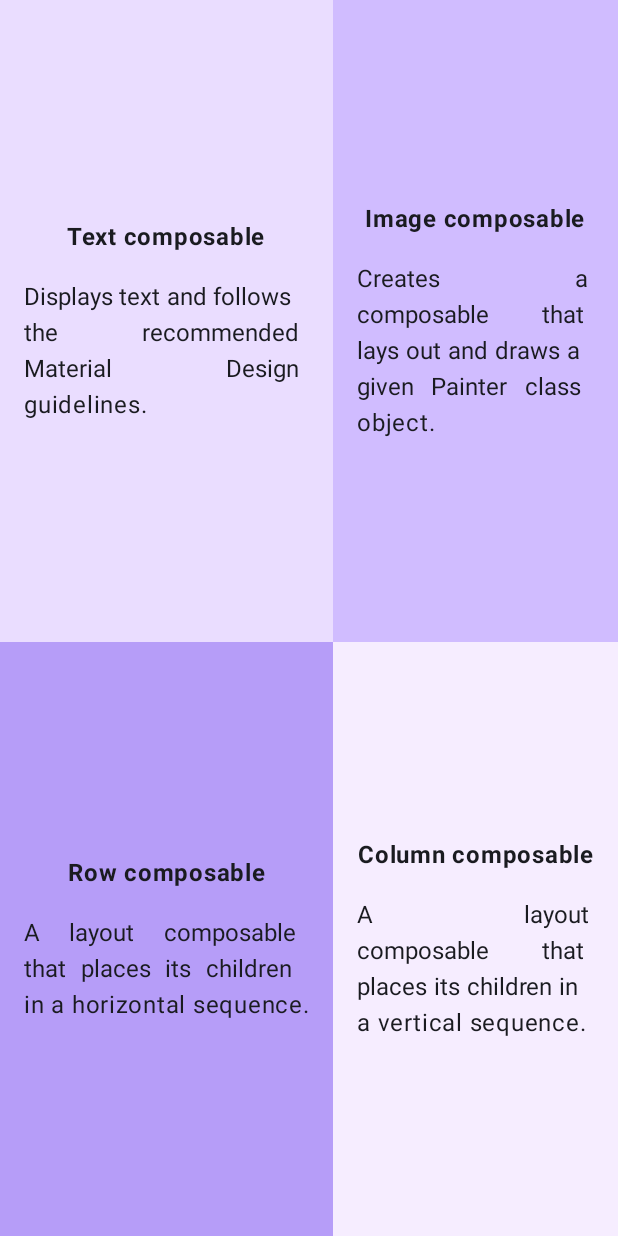
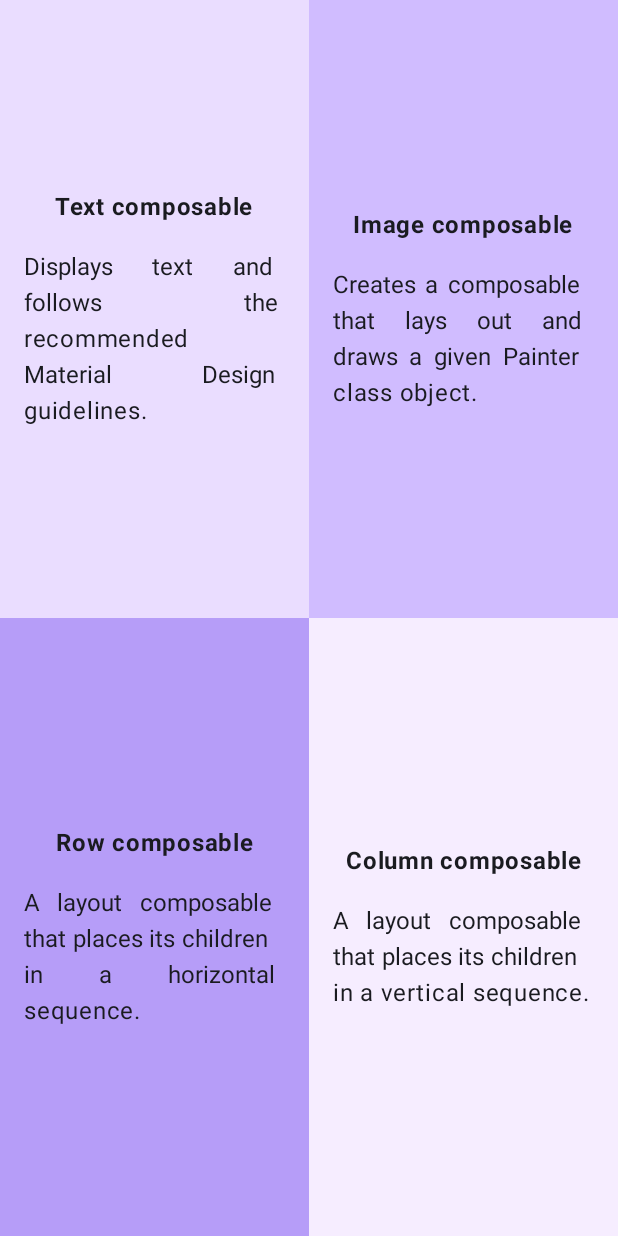
Before and after one commit to ASAnonymousS/app_dev, an Android app built with Jetpack Compose: the screen it shows after launch (MainActivity), on a phone screen of 412 x 824 dp. Run offline under Robolectric (Android 15) with nearby library versions, the phone set to English and light mode, and no system bars.

```diff
--- a/ComposeQuadrant/app/src/main/java/com/example/composequadrant/MainActivity.kt
+++ b/ComposeQuadrant/app/src/main/java/com/example/composequadrant/MainActivity.kt
@@ -9,6 +9,7 @@ import androidx.compose.foundation.background
 import androidx.compose.foundation.layout.Arrangement
 import androidx.compose.foundation.layout.Box
 import androidx.compose.foundation.layout.Column
+// REMOVE THIS LINE: import androidx.compose.foundation.layout.FlowRowScopeInstance.weight
 import androidx.compose.foundation.layout.Row
 import androidx.compose.foundation.layout.fillMaxHeight
 import androidx.compose.foundation.layout.fillMaxSize
@@ -47,21 +48,26 @@ class MainActivity : ComponentActivity() {
 
 @Composable
 fun QuadCompose(modifier: Modifier = Modifier) {
+    // This Column needs to be inside a Row or another Column to use weight
+    // If it's the root, it cannot use weight.
+    // I'm uncommenting your original structure for a complete solution.
     Column(
         modifier = Modifier
-            .fillMaxSize()
+            .fillMaxSize() // The outer Column needs to fill its parent (Surface)
     )
     {
         Row(
+            modifier = Modifier.weight(1f) // First Row takes half the height
         )
         {
             Column(
                 verticalArrangement = Arrangement.Center,
+                horizontalAlignment = Alignment.CenterHorizontally, // Align content horizontally
                 modifier = Modifier
                     .background(Color(0xFFEADDFF))
                     .padding(all = 16.dp)
-                    .fillMaxWidth(0.5F)
-                    .fillMaxHeight(0.5F)
+                    .weight(1f) // Takes half the width of its Row parent
+                    .fillMaxHeight() // Ensures it fills its allocated height
             )
             {
                 Text(
@@ -69,7 +75,6 @@ fun QuadCompose(modifier: Modifier = Modifier) {
                     fontWeight = FontWeight.Bold,
                     modifier = Modifier
                         .padding(bottom = 16.dp)
-                        .align(alignment = Alignment.CenterHorizontally)
                 )
                 Text(
                     text = stringResource(R.string.quadrant_1_content),
@@ -78,11 +83,12 @@ fun QuadCompose(modifier: Modifier = Modifier) {
             }
             Column(
                 verticalArrangement = Arrangement.Center,
+                horizontalAlignment = Alignment.CenterHorizontally, // Align content horizontally
                 modifier = Modifier
                     .background(Color(0xFFD0BCFF))
                     .padding(all = 16.dp)
-                    .fillMaxWidth(1F)
-                    .fillMaxHeight(0.5F)
+                    .weight(1f) // Takes half the width of its Row parent
+                    .fillMaxHeight() // Ensures it fills its allocated height
             )
             {
                 Text(
@@ -90,7 +96,6 @@ fun QuadCompose(modifier: Modifier = Modifier) {
                     fontWeight = FontWeight.Bold,
                     modifier = Modifier
                         .padding(bottom = 16.dp)
-                        .align(alignment = Alignment.CenterHorizontally)
                 )
                 Text(
                     text = stringResource(R.string.quadrant_2_content),
@@ -99,17 +104,17 @@ fun QuadCompose(modifier: Modifier = Modifier) {
             }
         }
         Row(
-            modifier = Modifier
-                .fillMaxSize()
+            modifier = Modifier.weight(1f) // Second Row takes the other half of the height
         )
         {
             Column(
                 verticalArrangement = Arrangement.Center,
+                horizontalAlignment = Alignment.CenterHorizontally, // Align content horizontally
                 modifier = Modifier
                     .background(Color(0xFFB69DF8))
                     .padding(all = 16.dp)
-                    .fillMaxWidth(0.5F)
-                    .fillMaxHeight(1F)
+                    .weight(1f) // Takes half the width of its Row parent
+                    .fillMaxHeight() // Ensures it fills its allocated height
             )
             {
                 Text(
@@ -117,7 +122,6 @@ fun QuadCompose(modifier: Modifier = Modifier) {
                     fontWeight = FontWeight.Bold,
                     modifier = Modifier
                         .padding(bottom = 16.dp)
-                        .align(alignment = Alignment.CenterHorizontally)
                 )
                 Text(
                     text = stringResource(R.string.quadrant_3_content),
@@ -126,11 +130,12 @@ fun QuadCompose(modifier: Modifier = Modifier) {
             }
             Column(
                 verticalArrangement = Arrangement.Center,
+                horizontalAlignment = Alignment.CenterHorizontally, // Align content horizontally
                 modifier = Modifier
                     .background(Color(0xFFF6EDFF))
                     .padding(all = 16.dp)
-                    .fillMaxWidth(1F)
-                    .fillMaxHeight(1F)
+                    .weight(1f) // Takes half the width of its Row parent
+                    .fillMaxHeight() // Ensures it fills its allocated height
             )
             {
                 Text(
@@ -138,7 +143,6 @@ fun QuadCompose(modifier: Modifier = Modifier) {
                     fontWeight = FontWeight.Bold,
                     modifier = Modifier
                         .padding(bottom = 16.dp)
-                        .align(alignment = Alignment.CenterHorizontally)
                 )
                 Text(
                     text = stringResource(R.string.quadrant_4_content),
--- a/LearnTogether/app/src/main/java/com/example/learntogether/MainActivity.kt
+++ b/LearnTogether/app/src/main/java/com/example/learntogether/MainActivity.kt
@@ -71,10 +71,10 @@ fun LearnTogether(heading: String, paragraph1: String, paragraph2: String, modif
 
 }
 
-//@Preview(showBackground = true)
-//@Composable
-//fun Preview() {
-//    LearnTogetherTheme {
-//        LearnTogether("Hello", "Hi", "Hola")
-//    }
-//}
+@Preview(showBackground = true)
+@Composable
+fun Preview() {
+    LearnTogetherTheme {
+        LearnTogether("Hello", "Hi", "Hola")
+    }
+}
```
Also changed, not shown: 1 other file.
